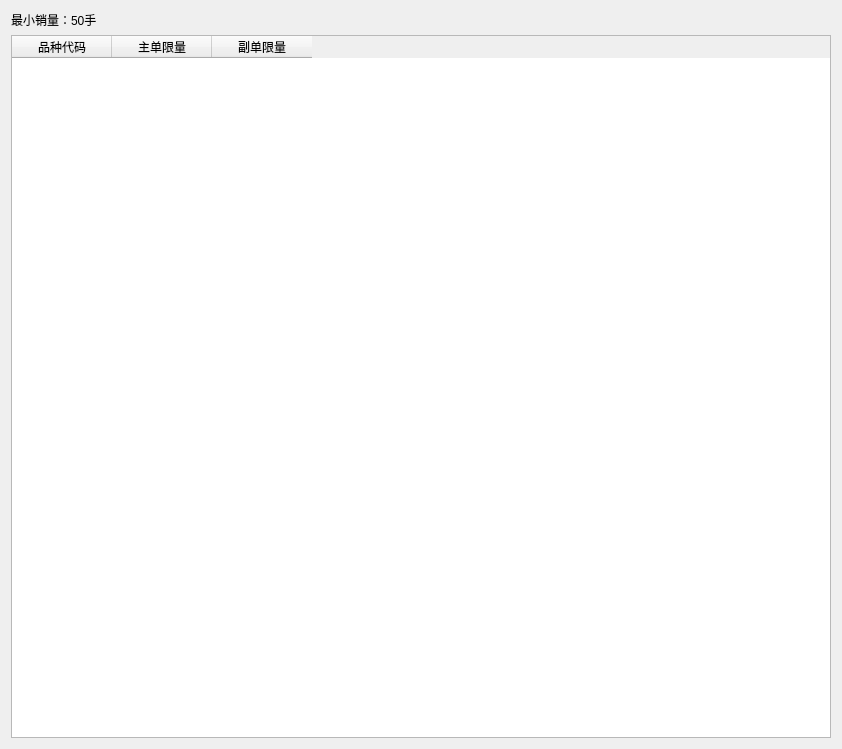
413180794/OptionDeal, file UI/canTradeDialog.ui: the form before one commit.
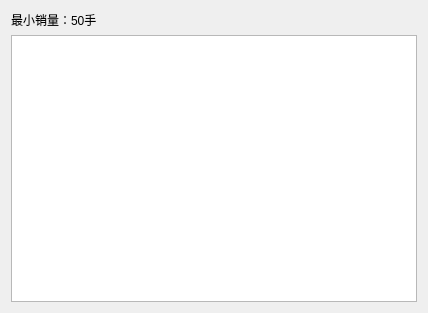
The form after the commit.

```diff
--- a/UI/canTradeDialog.ui
+++ b/UI/canTradeDialog.ui
@@ -6,8 +6,8 @@
    <rect>
     <x>0</x>
     <y>0</y>
-    <width>842</width>
-    <height>749</height>
+    <width>428</width>
+    <height>313</height>
    </rect>
   </property>
   <property name="windowTitle">
@@ -30,31 +30,25 @@
    <item>
     <layout class="QVBoxLayout" name="verticalLayout">
      <item>
-      <widget class="QTableWidget" name="tableWidget">
+      <widget class="QTableView" name="tableView">
        <property name="sizePolicy">
-        <sizepolicy hsizetype="Minimum" vsizetype="Minimum">
+        <sizepolicy hsizetype="Expanding" vsizetype="Minimum">
          <horstretch>0</horstretch>
          <verstretch>0</verstretch>
         </sizepolicy>
        </property>
+       <property name="horizontalScrollBarPolicy">
+        <enum>Qt::ScrollBarAlwaysOff</enum>
+       </property>
+       <property name="sizeAdjustPolicy">
+        <enum>QAbstractScrollArea::AdjustToContents</enum>
+       </property>
        <property name="autoScroll">
         <bool>false</bool>
        </property>
-       <column>
-        <property name="text">
-         <string>品种代码</string>
-        </property>
-       </column>
-       <column>
-        <property name="text">
-         <string>主单限量</string>
-        </property>
-       </column>
-       <column>
-        <property name="text">
-         <string>副单限量</string>
-        </property>
-       </column>
+       <property name="alternatingRowColors">
+        <bool>true</bool>
+       </property>
       </widget>
      </item>
     </layout>
```
Left out of the diff: 4 changed lines with no effect on the pictures.
